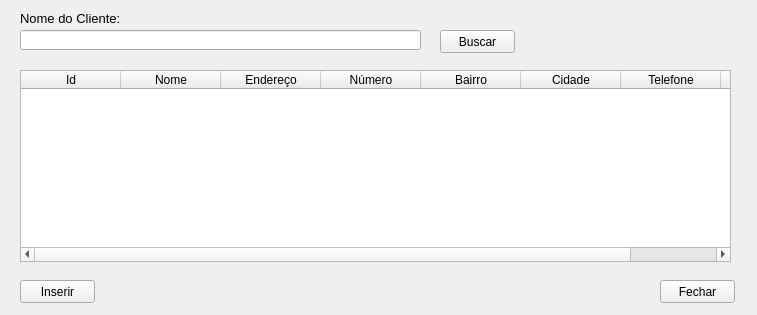
Above: telas_ui/tela_buscar_cliente.ui from pliniocefet/EsquadriCalc_Perfilare before the change. Below: the same form after it.
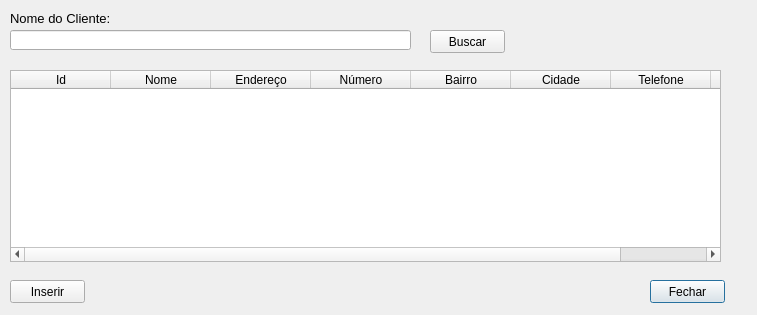
That is the form after the change.

Commit message: Alterado controle_novo_orcamento para buscar cliente pelo botão buscar

Patch:
```diff
--- a/telas_ui/tela_buscar_cliente.ui
+++ b/telas_ui/tela_buscar_cliente.ui
@@ -1,7 +1,7 @@
 <?xml version="1.0" encoding="UTF-8"?>
 <ui version="4.0">
- <class>MainWindow_buscar_cliente</class>
- <widget class="QMainWindow" name="MainWindow_buscar_cliente">
+ <class>Dialog_buscar_cliente</class>
+ <widget class="QDialog" name="Dialog_buscar_cliente">
   <property name="geometry">
    <rect>
     <x>0</x>
@@ -13,52 +13,23 @@
   <property name="windowTitle">
    <string>MainWindow</string>
   </property>
-  <widget class="QWidget" name="centralwidget">
-   <widget class="QLineEdit" name="lineEdit_nome_cliente">
+  <widget class="QPushButton" name="pushButton_fechar">
     <property name="geometry">
      <rect>
-      <x>20</x>
-      <y>30</y>
-      <width>401</width>
-      <height>20</height>
-     </rect>
-    </property>
-   </widget>
-   <widget class="QLabel" name="label_nome_cliente">
-    <property name="geometry">
-     <rect>
-      <x>20</x>
-      <y>10</y>
-      <width>111</width>
-      <height>16</height>
-     </rect>
-    </property>
-    <property name="font">
-     <font>
-      <pointsize>10</pointsize>
-     </font>
-    </property>
-    <property name="text">
-     <string>Nome do Cliente:</string>
-    </property>
-   </widget>
-   <widget class="QPushButton" name="pushButton_buscar_cliente">
-    <property name="geometry">
-     <rect>
-      <x>440</x>
-      <y>30</y>
+     <x>650</x>
+     <y>280</y>
       <width>75</width>
       <height>23</height>
      </rect>
     </property>
     <property name="text">
-     <string>Buscar</string>
+    <string>Fechar</string>
     </property>
    </widget>
    <widget class="QTableWidget" name="tableWidget_clientes">
     <property name="geometry">
      <rect>
-      <x>20</x>
+     <x>10</x>
       <y>70</y>
       <width>711</width>
       <height>192</height>
@@ -105,10 +76,20 @@
      </property>
     </column>
    </widget>
+  <widget class="QLineEdit" name="lineEdit_nome_cliente">
+   <property name="geometry">
+    <rect>
+     <x>10</x>
+     <y>30</y>
+     <width>401</width>
+     <height>20</height>
+    </rect>
+   </property>
+  </widget>
    <widget class="QPushButton" name="pushButton_inserir_cliente">
     <property name="geometry">
      <rect>
-      <x>20</x>
+     <x>10</x>
       <y>280</y>
       <width>75</width>
       <height>23</height>
@@ -118,19 +99,36 @@
      <string>Inserir</string>
     </property>
    </widget>
-   <widget class="QPushButton" name="pushButton_fechar">
+  <widget class="QPushButton" name="pushButton_buscar_cliente">
     <property name="geometry">
      <rect>
-      <x>660</x>
-      <y>280</y>
+     <x>430</x>
+     <y>30</y>
       <width>75</width>
       <height>23</height>
      </rect>
     </property>
     <property name="text">
-     <string>Fechar</string>
-    </property>
-   </widget>
+    <string>Buscar</string>
+   </property>
+  </widget>
+  <widget class="QLabel" name="label_nome_cliente">
+   <property name="geometry">
+    <rect>
+     <x>10</x>
+     <y>10</y>
+     <width>111</width>
+     <height>16</height>
+    </rect>
+   </property>
+   <property name="font">
+    <font>
+     <pointsize>10</pointsize>
+    </font>
+   </property>
+   <property name="text">
+    <string>Nome do Cliente:</string>
+   </property>
   </widget>
  </widget>
  <resources/>
```
Left out of the diff: 2 changed lines with no effect on the pictures. Lines whose indentation alone changed are shown as unchanged. The commit also changes 25 other files.
